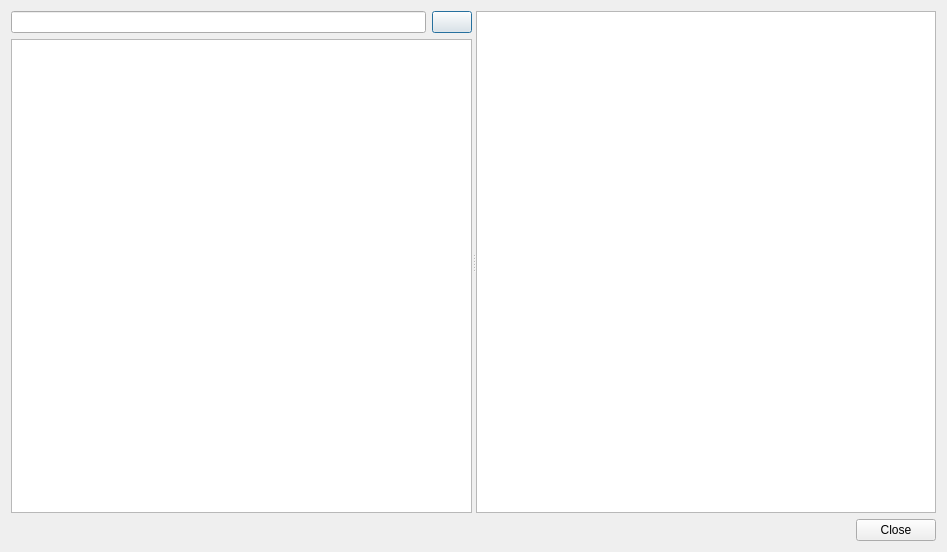
Above: src/forms/ui_help.ui from TuringApp/Turing before the change. Below: the same form after it.
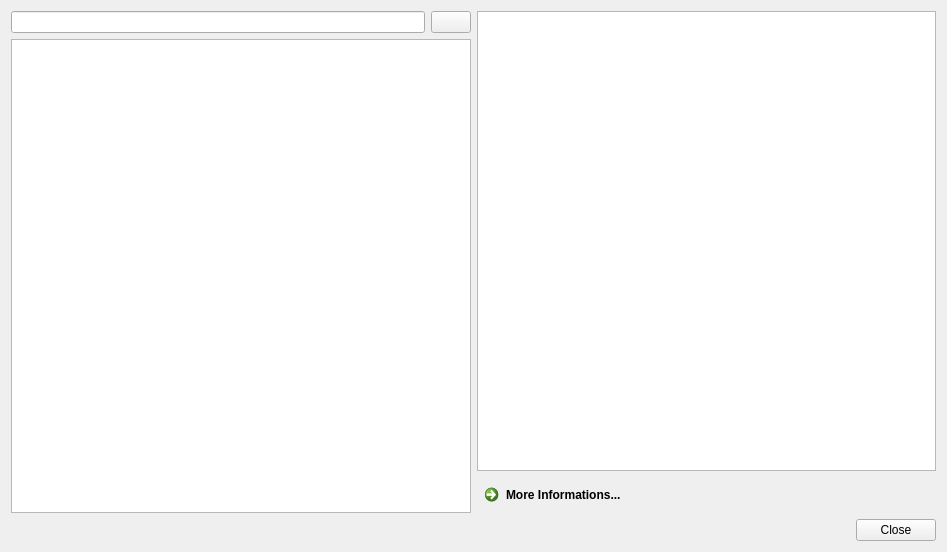
That is the form after the change. Icons and pictures are not drawn.

Commit message: fix ui help and main

Patch:
```diff
--- a/src/forms/ui_help.ui
+++ b/src/forms/ui_help.ui
@@ -19,11 +19,8 @@
   </property>
   <layout class="QVBoxLayout" name="verticalLayout">
    <item>
-    <widget class="QSplitter" name="splitter">
-     <property name="orientation">
-      <enum>Qt::Horizontal</enum>
-     </property>
-     <widget class="QWidget" name="verticalLayoutWidget">
+    <layout class="QHBoxLayout" name="horizontalLayout_2">
+     <item>
       <layout class="QVBoxLayout" name="verticalLayout_3">
        <item>
         <layout class="QHBoxLayout" name="horizontalLayout">
@@ -63,9 +60,25 @@
         </widget>
        </item>
       </layout>
-     </widget>
-     <widget class="QTextBrowser" name="textBrowser"/>
-    </widget>
+     </item>
+     <item>
+      <layout class="QVBoxLayout" name="verticalLayout_2">
+       <item>
+        <widget class="QTextBrowser" name="textBrowser"/>
+       </item>
+       <item>
+        <widget class="QCommandLinkButton" name="commandLinkButton">
+         <property name="text">
+          <string>More Informations...</string>
+         </property>
+         <property name="default">
+          <bool>true</bool>
+         </property>
+        </widget>
+       </item>
+      </layout>
+     </item>
+    </layout>
    </item>
    <item>
     <widget class="QDialogButtonBox" name="buttonBox">
```
The commit also changes 6 other files.
